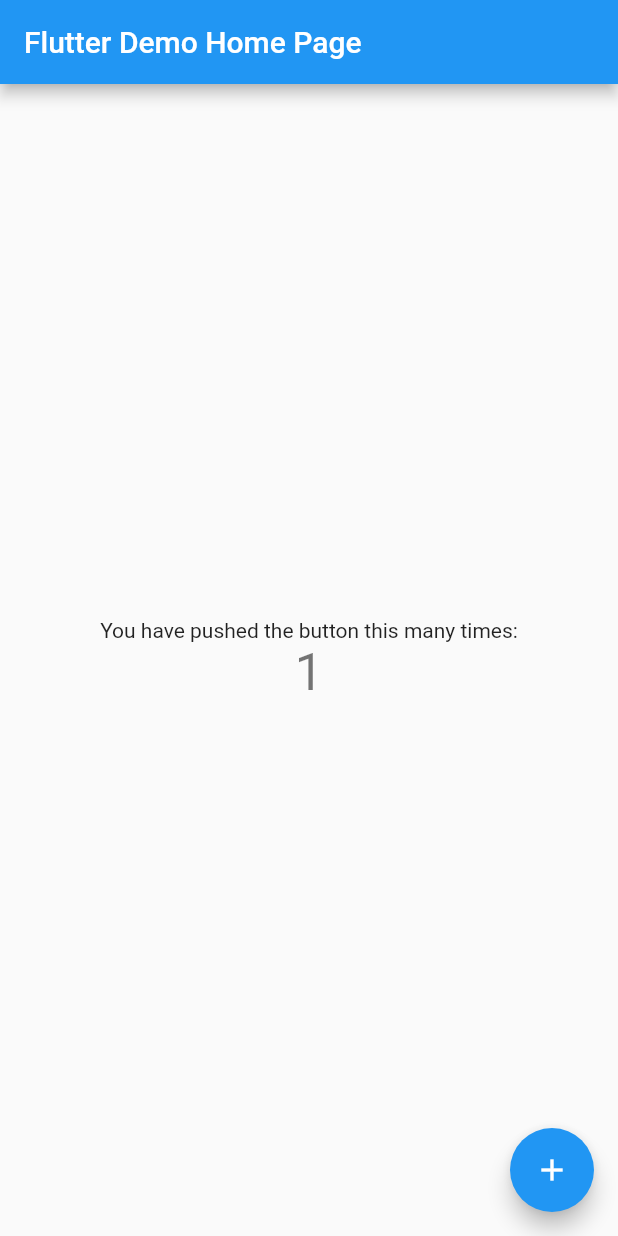
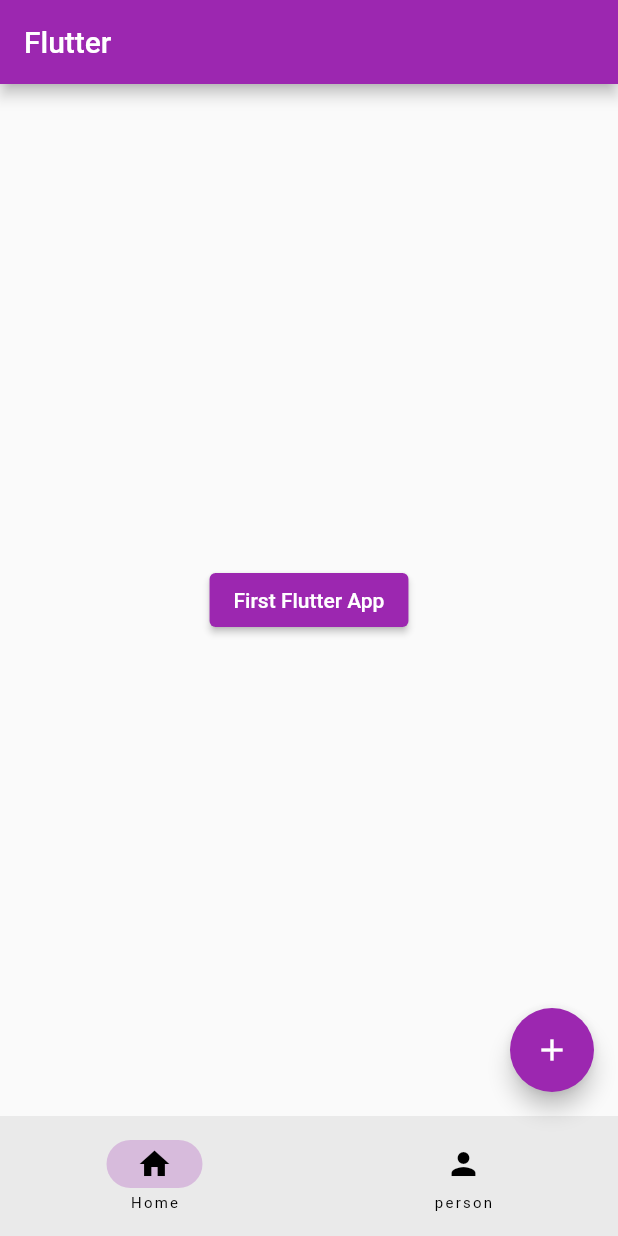
Before and after one commit to ayushiM2020/flutter_app, a Flutter app: the screen it shows after launch, after a tap on the "add" icon, on a phone screen of 412 x 824 dp. Run offline on Flutter 3.47's test engine with Material 2 defaults, Android fonts, the phone set to English and light mode, and no system bars.

Commit message:
files uploaded

```diff
--- /dev/null
+++ b/lib/home_page.dart
@@ -0,0 +1,22 @@
+import 'package:flutter/material.dart';
+
+import 'first_app.dart';
+
+class HomePage extends StatelessWidget {
+  const HomePage({Key? key}) : super(key: key);
+  @override
+  Widget build(BuildContext context) {
+    return Center(
+      child: ElevatedButton(
+        onPressed: () {
+          Navigator.of(context).push(
+            MaterialPageRoute(builder: (BuildContext context) {
+              return LearnFlutterPage();
+            },),
+          );
+        },
+        child: const Text('First Flutter App'),
+      ),
+    );
+  }
+}
--- a/lib/main.dart
+++ b/lib/main.dart
@@ -1,115 +1,57 @@
 import 'package:flutter/material.dart';
 
-void main() {
-  runApp(const MyApp());
-}
+import 'home_page.dart';
+
+
+void main() => runApp(MyApp());
 
 class MyApp extends StatelessWidget {
   const MyApp({Key? key}) : super(key: key);
-
-  // This widget is the root of your application.
   @override
   Widget build(BuildContext context) {
     return MaterialApp(
-      title: 'Flutter Demo',
-      theme: ThemeData(
-        // This is the theme of your application.
-        //
-        // Try running your application with "flutter run". You'll see the
-        // application has a blue toolbar. Then, without quitting the app, try
-        // changing the primarySwatch below to Colors.green and then invoke
-        // "hot reload" (press "r" in the console where you ran "flutter run",
-        // or simply save your changes to "hot reload" in a Flutter IDE).
-        // Notice that the counter didn't reset back to zero; the application
-        // is not restarted.
-        primarySwatch: Colors.blue,
-      ),
-      home: const MyHomePage(title: 'Flutter Demo Home Page'),
+      debugShowCheckedModeBanner: false,
+      theme: ThemeData(primarySwatch: Colors.purple),
+      home: RootPage(),
     );
   }
 }
 
-class MyHomePage extends StatefulWidget {
-  const MyHomePage({Key? key, required this.title}) : super(key: key);
-
-  // This widget is the home page of your application. It is stateful, meaning
-  // that it has a State object (defined below) that contains fields that affect
-  // how it looks.
-
-  // This class is the configuration for the state. It holds the values (in this
-  // case the title) provided by the parent (in this case the App widget) and
-  // used by the build method of the State. Fields in a Widget subclass are
-  // always marked "final".
-
-  final String title;
-
+class RootPage extends StatefulWidget {
+  const RootPage({Key? key}) : super(key: key);
   @override
-  State<MyHomePage> createState() => _MyHomePageState();
+  State<RootPage> createState() => _RootPageState();
 }
 
-class _MyHomePageState extends State<MyHomePage> {
-  int _counter = 0;
-
-  void _incrementCounter() {
-    setState(() {
-      // This call to setState tells the Flutter framework that something has
-      // changed in this State, which causes it to rerun the build method below
-      // so that the display can reflect the updated values. If we changed
-      // _counter without calling setState(), then the build method would not be
-      // called again, and so nothing would appear to happen.
-      _counter++;
-    });
-  }
-
+class _RootPageState extends State<RootPage> {
+  int currentPage = 0;
+  //variable placed before build because we don't
+  //want the var to be reset after each app build
   @override
   Widget build(BuildContext context) {
-    // This method is rerun every time setState is called, for instance as done
-    // by the _incrementCounter method above.
-    //
-    // The Flutter framework has been optimized to make rerunning build methods
-    // fast, so that you can just rebuild anything that needs updating rather
-    // than having to individually change instances of widgets.
     return Scaffold(
       appBar: AppBar(
-        // Here we take the value from the MyHomePage object that was created by
-        // the App.build method, and use it to set our appbar title.
-        title: Text(widget.title),
+        title: const Text('Flutter'),
       ),
-      body: Center(
-        // Center is a layout widget. It takes a single child and positions it
-        // in the middle of the parent.
-        child: Column(
-          // Column is also a layout widget. It takes a list of children and
-          // arranges them vertically. By default, it sizes itself to fit its
-          // children horizontally, and tries to be as tall as its parent.
-          //
-          // Invoke "debug painting" (press "p" in the console, choose the
-          // "Toggle Debug Paint" action from the Flutter Inspector in Android
-          // Studio, or the "Toggle Debug Paint" command in Visual Studio Code)
-          // to see the wireframe for each widget.
-          //
-          // Column has various properties to control how it sizes itself and
-          // how it positions its children. Here we use mainAxisAlignment to
-          // center the children vertically; the main axis here is the vertical
-          // axis because Columns are vertical (the cross axis would be
-          // horizontal).
-          mainAxisAlignment: MainAxisAlignment.center,
-          children: <Widget>[
-            const Text(
-              'You have pushed the button this many times:',
-            ),
-            Text(
-              '$_counter',
-              style: Theme.of(context).textTheme.headline4,
-            ),
-          ],
-        ),
+      body: const HomePage(),
+      floatingActionButton: FloatingActionButton(
+        onPressed: () {
+          debugPrint('Pressed');
+        },
+        child: const Icon(Icons.add),
       ),
-      floatingActionButton: FloatingActionButton(
-        onPressed: _incrementCounter,
-        tooltip: 'Increment',
-        child: const Icon(Icons.add),
-      ), // This trailing comma makes auto-formatting nicer for build methods.
+      bottomNavigationBar: NavigationBar(
+        destinations: const [
+          NavigationDestination(icon: Icon(Icons.home), label: 'Home'),
+          NavigationDestination(icon: Icon(Icons.person), label: 'person'),
+        ],
+        onDestinationSelected: (int index) {
+          setState(() {
+            currentPage = index;
+          });
+        },
+        selectedIndex: currentPage,
+      ),
     );
   }
 }
```
Also changed, not shown: lib/first_app.dart (added, +29 -0 lines).
